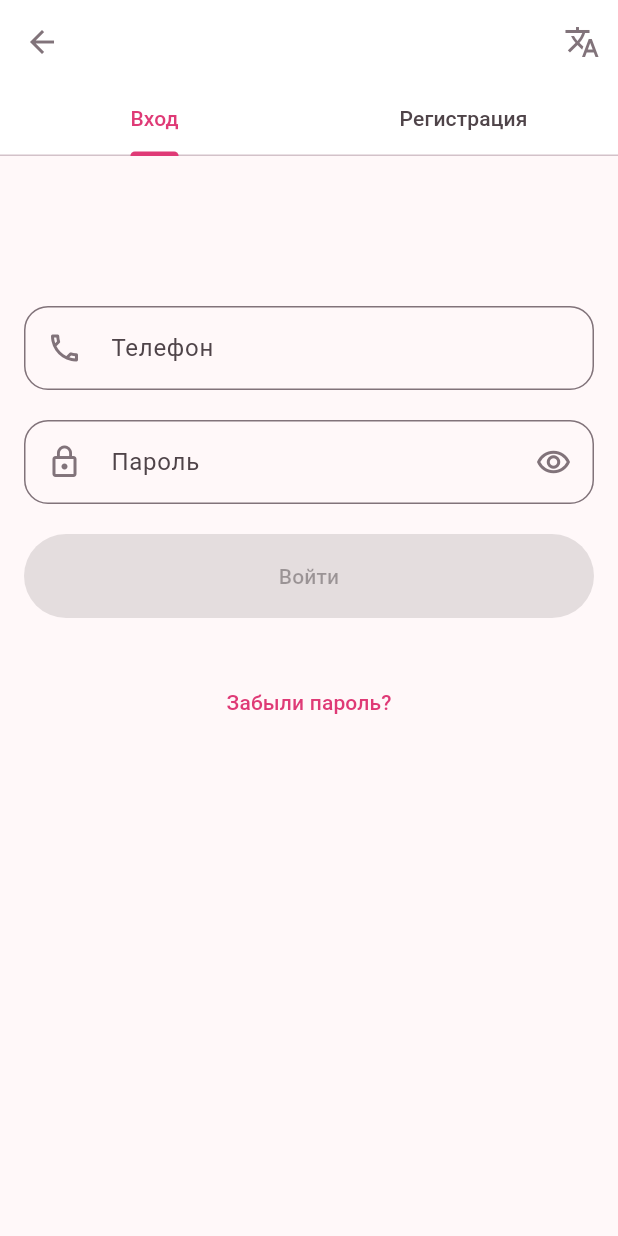
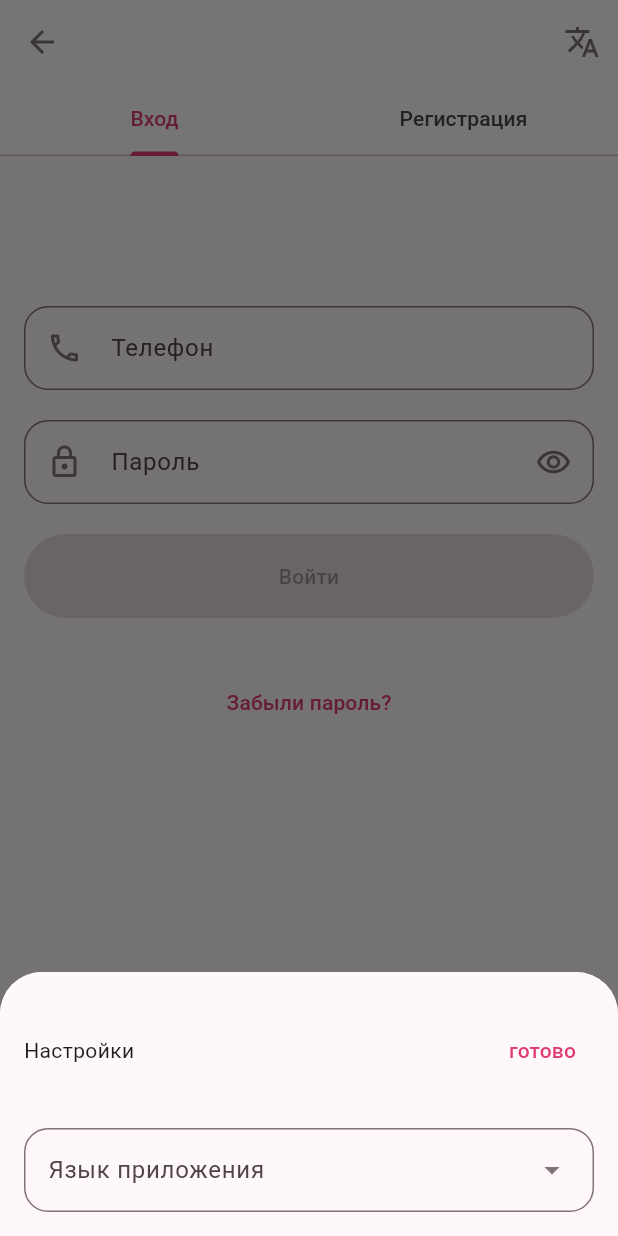
Before and after one commit to Ot4ainui4elowek/dot_marketplace, a Flutter app: the screen it shows after launch, after a tap on the "translate" icon, on a phone screen of 412 x 824 dp. Run offline on Flutter 3.47's test engine with Material 3 defaults, Android fonts, the phone set to English and light mode, and no system bars; drawn by our look-alikes of reactive_forms; our stand-ins replace flutter_bloc, go_router, loading_animation_widget.

Commit message:
Сделал локализацию + динамическое изменение локализации(но саму локализациюю ещё не внедрил)

```diff
--- /dev/null
+++ b/devtools_options.yaml
@@ -0,0 +1 @@
+extensions:
--- /dev/null
+++ b/lib/core/domain/intl/i10n/intl_en.arb
@@ -0,0 +1,3 @@
+{
+  "password": "Password"
+}
--- /dev/null
+++ b/lib/core/domain/intl/i10n/intl_ru.arb
@@ -0,0 +1,3 @@
+{
+  "password": "Пароль"
+}
--- /dev/null
+++ b/lib/core/domain/marketplace_settings/app_locale.dart
@@ -0,0 +1,6 @@
+import 'package:flutter/material.dart';
+
+class AppLocale extends Locale {
+  final name;
+  AppLocale(super.languageCode, {required this.name});
+}
--- /dev/null
+++ b/lib/core/domain/marketplace_settings/settings_bloc.dart
@@ -0,0 +1,24 @@
+import 'package:dot_marketplace/core/domain/marketplace_settings/app_locale.dart';
+import 'package:flutter_bloc/flutter_bloc.dart';
+part 'settings_event.dart';
+part 'settings_state.dart';
+
+class SettingsBloc extends Bloc<SettingsEvent, SettingsState> {
+  final localeList = [
+    AppLocale('ru', name: 'Русский'),
+    AppLocale('en', name: 'English')
+  ];
+
+  AppLocale get curentLocale => localeList[state.curentLocalization];
+  static SettingsBloc? _localization;
+  factory SettingsBloc() => _localization ??= SettingsBloc._();
+
+  SettingsBloc._() : super(SettingsInitial(curentLocalization: 0)) {
+    on<EChangeLocale>((event, emit) {
+      final localization = localeList.indexOf(event.newLocation);
+      if (localization != -1) {
+        emit(SettingsInitial(curentLocalization: localization));
+      }
+    });
+  }
+}
--- /dev/null
+++ b/lib/core/domain/marketplace_settings/settings_event.dart
@@ -0,0 +1,8 @@
+part of 'settings_bloc.dart';
+
+class SettingsEvent {}
+
+class EChangeLocale extends SettingsEvent {
+  final AppLocale newLocation;
+  EChangeLocale(this.newLocation);
+}
--- /dev/null
+++ b/lib/core/domain/marketplace_settings/settings_state.dart
@@ -0,0 +1,10 @@
+part of 'settings_bloc.dart';
+
+class SettingsState {
+  final int curentLocalization = 0;
+}
+
+class SettingsInitial extends SettingsState {
+  final int curentLocalization;
+  SettingsInitial({required this.curentLocalization});
+}
--- a/lib/feature/login_page/presentation/authorization_widget.dart
+++ b/lib/feature/login_page/presentation/authorization_widget.dart
@@ -1,3 +1,4 @@
+import 'package:dot_marketplace/core/domain/intl/generated/l10n.dart';
 import 'package:dot_marketplace/core/presentation/UI/buttons/app_filled_button.dart';
 import 'package:dot_marketplace/core/presentation/UI/buttons/app_text_button.dart';
 import 'package:dot_marketplace/core/presentation/UI/text_fields/password_textfield.dart';
@@ -56,7 +57,7 @@ class _AuthorizationWidgetState extends State<AuthorizationWidget> {
                 const SizedBox(height: 20),
                 PasswordTextField(
                   formControlName: FormControlNames.password,
-                  labelText: 'Пароль',
+                  labelText: S.of(context).password,
                 ),
                 const SizedBox(height: 20),
               ],
--- a/lib/feature/login_page/presentation/login_page.dart
+++ b/lib/feature/login_page/presentation/login_page.dart
@@ -1,3 +1,5 @@
+import 'package:dot_marketplace/core/domain/marketplace_settings/settings_bloc.dart';
+import 'package:dot_marketplace/core/presentation/UI/buttons/app_text_button.dart';
 import 'package:dot_marketplace/feature/login_page/presentation/authorization_widget.dart';
 import 'package:dot_marketplace/feature/login_page/presentation/registration_widget.dart';
 import 'package:flutter/material.dart';
@@ -11,6 +13,42 @@ class LoginPage extends StatefulWidget {
 }
 
 class _LoginPageState extends State<LoginPage> {
+  final settingService = SettingsBloc();
+  Widget get localizationBottomSheet => BottomSheet(
+        builder: (context) => Container(
+          padding: const EdgeInsets.all(16),
+          child: Column(
+            mainAxisSize: MainAxisSize.min,
+            crossAxisAlignment: CrossAxisAlignment.stretch,
+            children: [
+              Row(
+                mainAxisAlignment: MainAxisAlignment.spaceBetween,
+                children: [
+                  Text('Настройки'),
+                  AppTextButton(
+                    text: 'готово',
+                    onPressed: () => context.pop(),
+                  )
+                ],
+              ),
+              const SizedBox(height: 16),
+              DropdownMenu(
+                  label: const Text('Язык приложения'),
+                  onSelected: (value) {
+                    if (value != null) {
+                      settingService.add(EChangeLocale(value));
+                    }
+                  },
+                  expandedInsets: EdgeInsets.zero,
+                  dropdownMenuEntries: settingService.localeList
+                      .map((e) => DropdownMenuEntry(value: e, label: e.name))
+                      .toList())
+            ],
+          ),
+        ),
+        onClosing: () => 0,
+      );
+
   List<Widget> get _tabHeaders => <Widget>[
         const Tab(
           text: 'Вход',
@@ -40,7 +78,10 @@ class _LoginPageState extends State<LoginPage> {
               icon: const Icon(
                 Icons.translate,
               ),
-              onPressed: () => 0,
+              onPressed: () => showModalBottomSheet(
+                context: context,
+                builder: (context) => localizationBottomSheet,
+              ),
             ),
           ],
           bottom: TabBar(
--- a/lib/feature/login_page/presentation/registration_widget.dart
+++ b/lib/feature/login_page/presentation/registration_widget.dart
@@ -3,7 +3,6 @@ import 'package:dot_marketplace/core/presentation/UI/text_fields/password_textfi
 import 'package:dot_marketplace/core/presentation/UI/text_fields/phone_textfield.dart';
 import 'package:dot_marketplace/feature/login_page/domain/form_control_names.dart';
 import 'package:dot_marketplace/feature/login_page/domain/login_form_errors.dart';
-import 'package:dot_marketplace/theme/styles.dart';
 import 'package:flutter/material.dart';
 import 'package:reactive_forms/reactive_forms.dart';
 
--- a/lib/main.dart
+++ b/lib/main.dart
@@ -1,22 +1,39 @@
+import 'package:dot_marketplace/core/domain/intl/generated/l10n.dart';
+import 'package:dot_marketplace/core/domain/marketplace_settings/settings_bloc.dart';
 import 'package:dot_marketplace/core/domain/router/router.dart';
 import 'package:dot_marketplace/theme/theme.dart';
 import 'package:flutter/material.dart';
+import 'package:flutter_bloc/flutter_bloc.dart';
+import 'package:flutter_localizations/flutter_localizations.dart';
 
 void main() {
-  runApp(const DotMarketplaceApp());
+  runApp(DotMarketplaceApp());
 }
 
 class DotMarketplaceApp extends StatelessWidget {
-  const DotMarketplaceApp({super.key});
+  DotMarketplaceApp({super.key});
+
+  final settingService = SettingsBloc();
 
   // This widget is the root of your application.
   @override
   Widget build(BuildContext context) {
-    return MaterialApp.router(
-      routerConfig: router,
-      debugShowCheckedModeBanner: false,
-      title: 'Dot Marketplace',
-      theme: theme,
+    return BlocBuilder(
+      bloc: settingService,
+      builder: (context, state) => MaterialApp.router(
+        routerConfig: router,
+        debugShowCheckedModeBanner: false,
+        localizationsDelegates: const [
+          S.delegate,
+          GlobalMaterialLocalizations.delegate,
+          GlobalWidgetsLocalizations.delegate,
+          GlobalCupertinoLocalizations.delegate,
+        ],
+        supportedLocales: settingService.localeList,
+        locale: settingService.curentLocale,
+        title: 'Dot Marketplace',
+        theme: theme,
+      ),
     );
   }
 }
--- a/lib/theme/theme.dart
+++ b/lib/theme/theme.dart
@@ -34,6 +34,8 @@ final theme = ThemeData(
     inversePrimary: AppColors.inversePrimary,
   ),
   useMaterial3: true,
+  dropdownMenuTheme:
+      DropdownMenuThemeData(inputDecorationTheme: InputDecorationTheme()),
   inputDecorationTheme: const InputDecorationTheme(
     prefixIconColor: AppColors.outline,
     suffixIconColor: AppColors.outline,
```
Also changed, not shown: pubspec.yaml (+7 -4 lines), lib/core/domain/intl/generated/intl/messages_all.dart (added), lib/core/domain/intl/generated/intl/messages_en.dart (added), lib/core/domain/intl/generated/intl/messages_ru.dart (added), lib/core/domain/intl/generated/l10n.dart (added), lib/generated/intl/messages_all.dart (added), lib/generated/intl/messages_en.dart (added), lib/generated/l10n.dart (added), pubspec.lock, 1 other file.
